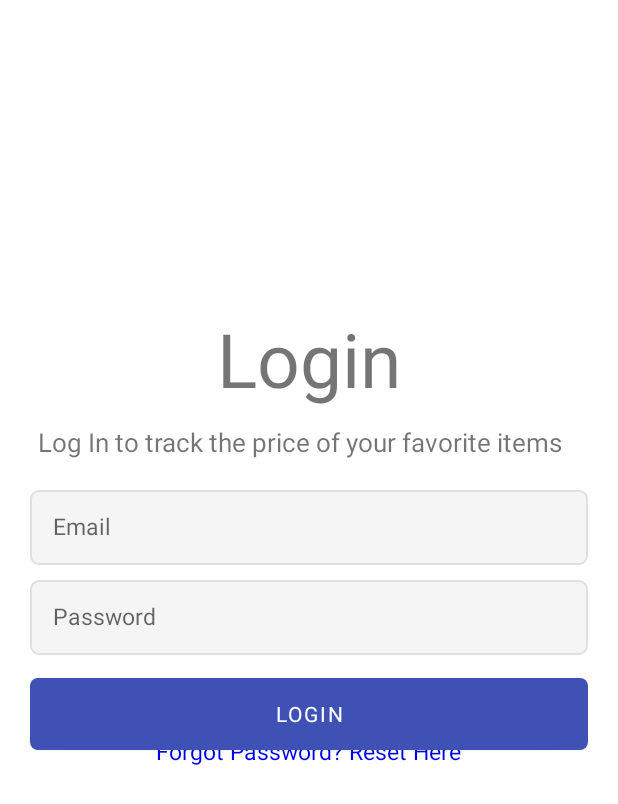
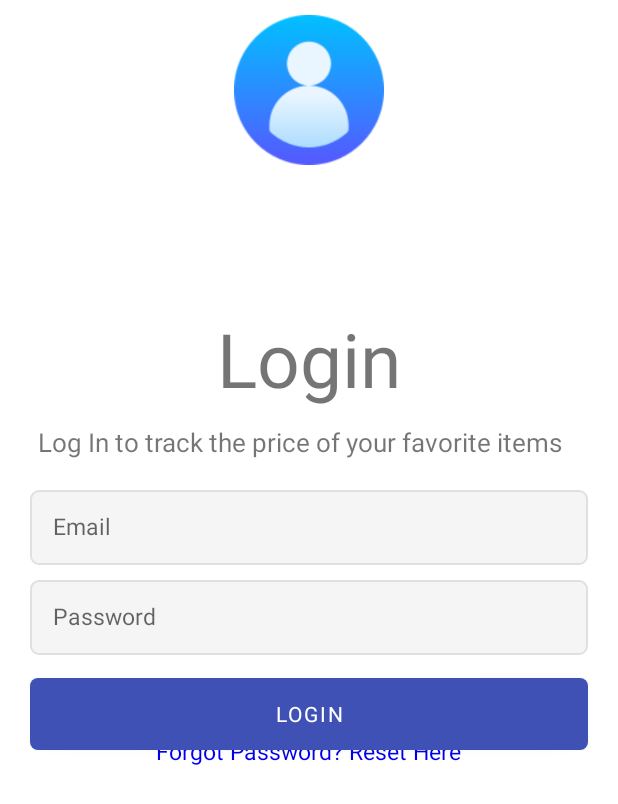
Before and after one commit to joenjogu/jumia-price-tracker, an Android app: the screen it shows after launch (MainActivity), on a phone screen of 412 x 824 dp. Shown: the top 804 px of the screen. Run offline under Robolectric (Android 15) with nearby library versions, the phone set to English and light mode, and no system bars; our stand-ins replace Firebase (no records; nobody signed in at launch, a user with empty details on screens opened directly); pictures from the network do not load; 2 statements that could not run were skipped.

Commit message:
Fixed bitmap crash error by replacing user icon with lower density icon

```diff
--- a/app/src/main/res/layout/fragment_login.xml
+++ b/app/src/main/res/layout/fragment_login.xml
@@ -6,7 +6,14 @@
     android:background="@color/colorWhite"
     tools:context=".LoginFragment">
 
-
+    <androidx.appcompat.widget.AppCompatImageView
+        android:id="@+id/loginicon"
+        android:src="@drawable/user_avatar"
+        android:layout_width="100dp"
+        android:layout_height="100dp"
+        android:layout_marginTop="10dp"
+        android:layout_marginBottom="10dp"
+        android:layout_centerHorizontal="true"/>
 
     <TextView
         android:id="@+id/tv_title"
```
Also changed, not shown: app/src/main/res/layout/fragment_me.xml (+8 -1 lines), app/src/main/res/layout/fragment_register.xml (+7 -1 lines), app/src/main/res/drawable/user_avatar.png (added).
